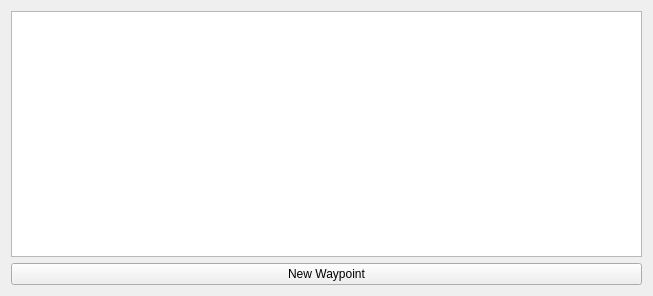
Qt form ground/openpilotgcs/src/plugins/waypointeditor/waypointeditor.ui (openpilot/OpenPilot) before a commit.
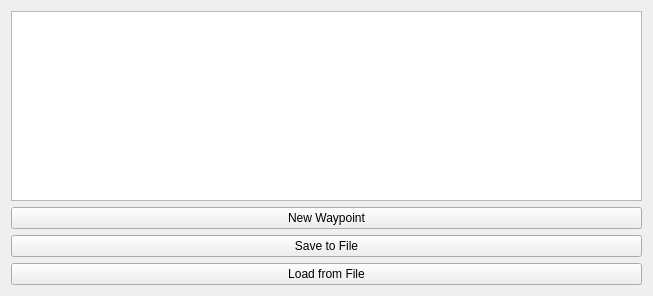
The same form after that commit.

Diff of the .ui file:
```diff
--- a/ground/openpilotgcs/src/plugins/waypointeditor/waypointeditor.ui
+++ b/ground/openpilotgcs/src/plugins/waypointeditor/waypointeditor.ui
@@ -34,6 +34,20 @@
      </property>
     </widget>
    </item>
+   <item>
+    <widget class="QPushButton" name="buttonSaveFile">
+     <property name="text">
+      <string>Save to File</string>
+     </property>
+    </widget>
+   </item>
+   <item>
+    <widget class="QPushButton" name="buttonLoadFile">
+     <property name="text">
+      <string>Load from File</string>
+     </property>
+    </widget>
+   </item>
   </layout>
  </widget>
  <resources/>
```
Left out of the diff: 4 changed lines with no effect on the pictures.
